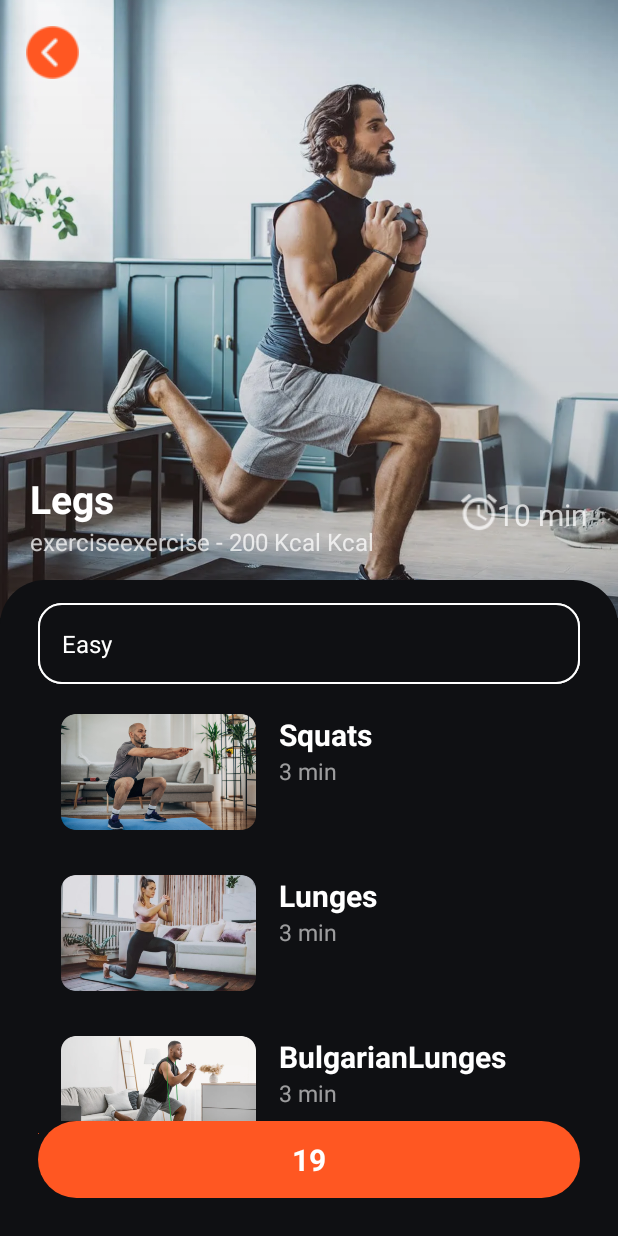
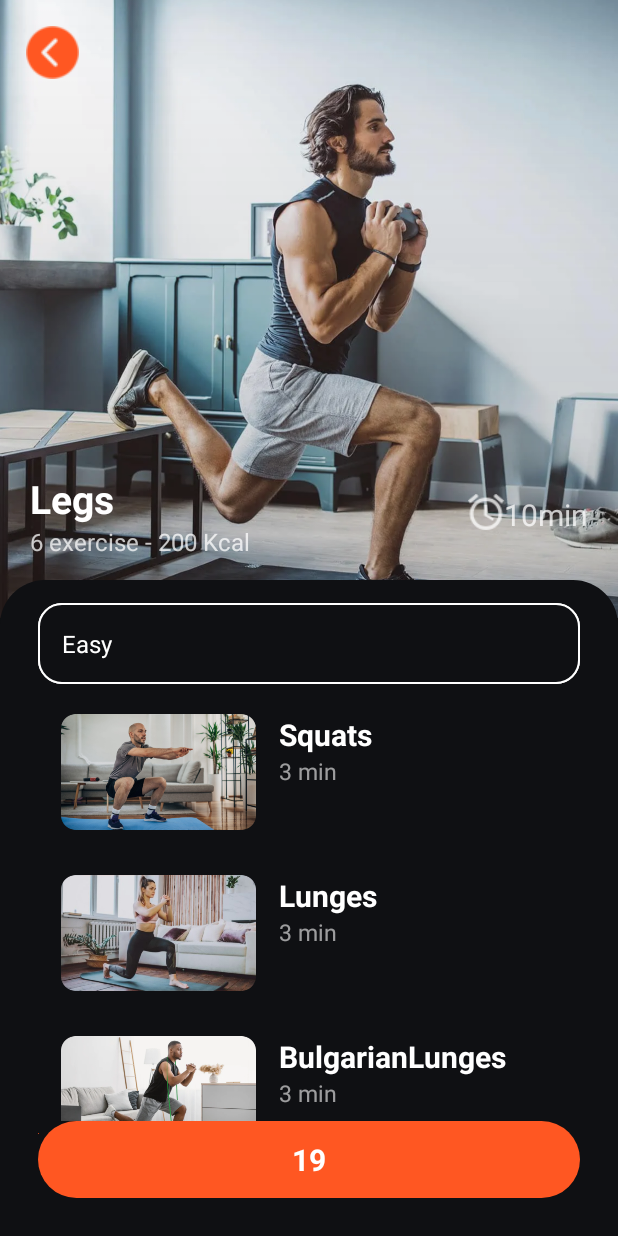
Before and after one commit to Anton-Shikalyov/WorkoutApp, an Android app: the fragment ExerciseFragment shown on its own in the app's theme, after a tap on "Start Workout", on a phone screen of 412 x 824 dp. Run offline under Robolectric (Android 15) with nearby library versions, the phone set to English and light mode, and no system bars; 1 statement that could not run was skipped.

Commit message:
This a test app for demostarting using MVVM pattern and layout skills

```diff
--- a/app/src/main/java/com/varyag/testworkoutapp/adapter/WorkoutAdapter.java
+++ b/app/src/main/java/com/varyag/testworkoutapp/adapter/WorkoutAdapter.java
@@ -43,13 +43,14 @@ public class WorkoutAdapter extends RecyclerView.Adapter<WorkoutAdapter.WorkoutV
         return new WorkoutViewHolder(view);
     }
 
+    @SuppressLint("SetTextI18n")
     @Override
     public void onBindViewHolder(@NonNull WorkoutViewHolder holder, int position) {
         WorkoutItem item = workoutItems.get(position);
         holder.title.setText(item.title);
         holder.imageView.setImageResource(item.image);
-        holder.exercise.setText(item.exercise);
-        holder.time.setText(item.time);
+        holder.exercise.setText(item.exercise + " exercise");
+        holder.time.setText(item.time + " min");
 
         holder.imageButton.setOnClickListener(view -> {
             if (navController != null) {
--- a/app/src/main/java/com/varyag/testworkoutapp/ui/exercise/ExerciseFragment.java
+++ b/app/src/main/java/com/varyag/testworkoutapp/ui/exercise/ExerciseFragment.java
@@ -29,6 +29,7 @@ public class ExerciseFragment extends Fragment {
     private FragmentExerciseBinding binding;
     private ExerciseAdapter exerciseAdapter;
 
+    @SuppressLint("SetTextI18n")
     public View onCreateView(@NonNull LayoutInflater inflater,
                              ViewGroup container, Bundle savedInstanceState) {
         ExerciseViewModel exerciseViewModel =
@@ -40,7 +41,8 @@ public class ExerciseFragment extends Fragment {
         final FrameLayout start = binding.startFrame;
         final TextView startText = binding.start;
         final TextView title = binding.title;
-        final TextView exercieses = binding.exercieses;
+        final TextView time = binding.time;
+        final TextView exercice = binding.exercieses;
         final TextView kcal = binding.kcal;
         final ImageView imageView = binding.imageBig;
         NavController navController = NavHostFragment.findNavController(this);
@@ -63,8 +65,9 @@ public class ExerciseFragment extends Fragment {
                 exerciseAdapter.updateData(workoutItems.get(0).subExercises);
             }
             title.setText(Objects.requireNonNull(workoutItems).get(0).title);
-            exercieses.setText(workoutItems.get(0).exercise);
-            kcal.setText(workoutItems.get(0).kcal);
+            exercice.setText(workoutItems.get(0).exercise + " exercise");
+            kcal.setText(workoutItems.get(0).kcal + "Kcal");
+            time.setText(workoutItems.get(0).time + "min");
             imageView.setImageResource(workoutItems.get(0).bigImage);
         });
 
--- a/app/src/main/java/com/varyag/testworkoutapp/ui/home/HomeModel.java
+++ b/app/src/main/java/com/varyag/testworkoutapp/ui/home/HomeModel.java
@@ -20,7 +20,7 @@ public class HomeModel extends ViewModel {
         subExercises.add(new SubExercises("Lunges", "3 min", lunges));
         subExercises.add(new SubExercises("BulgarianLunges", "3 min", bulgarianLunges));
 
-        arr.add(new WorkoutItem(image, bigImage, "Legs", "exercise", "10min", "200 Kcal", subExercises));
+        arr.add(new WorkoutItem(image, bigImage, "Legs", "6", "10", "200 ", subExercises));
 
         return arr;
     }
--- a/app/src/main/res/layout/fragment_exercise.xml
+++ b/app/src/main/res/layout/fragment_exercise.xml
@@ -67,20 +67,14 @@
                     <TextView
                         android:layout_width="wrap_content"
                         android:layout_height="wrap_content"
-                        android:text="exercise - "
-                        android:textColor="#BEFFFFFF"
-                        android:textSize="16sp"/>
+                        android:text=" - "
+                        android:textColor="#BFFFFFFF"
+                        android:textSize="16sp" />
                     <TextView
                         android:id="@+id/kcal"
                         android:layout_width="wrap_content"
                         android:layout_height="wrap_content"
                         android:text="200"
-                        android:textColor="#BFFFFFFF"
-                        android:textSize="16sp" />
-                    <TextView
-                        android:layout_width="wrap_content"
-                        android:layout_height="wrap_content"
-                        android:text=" Kcal"
                         android:textColor="#BFFFFFFF"
                         android:textSize="16sp" />
                 </LinearLayout>
@@ -96,6 +90,7 @@
                     android:scaleY="1.2"
                     android:src="@drawable/baseline_access_alarm_24"/>
                 <TextView
+                    android:id="@+id/time"
                     android:layout_width="wrap_content"
                     android:layout_height="wrap_content"
                     android:textColor="#BFFFFFFF"
--- a/app/src/main/res/layout/item_workout_list.xml
+++ b/app/src/main/res/layout/item_workout_list.xml
@@ -40,7 +40,6 @@
             android:layout_width="wrap_content"
             android:layout_height="wrap_content"
             android:textColor="@color/light_gray"
-            android:text="@string/_6_exercieses"
             android:textSize="15sp" />
         <TextView
             android:id="@+id/time"
```
